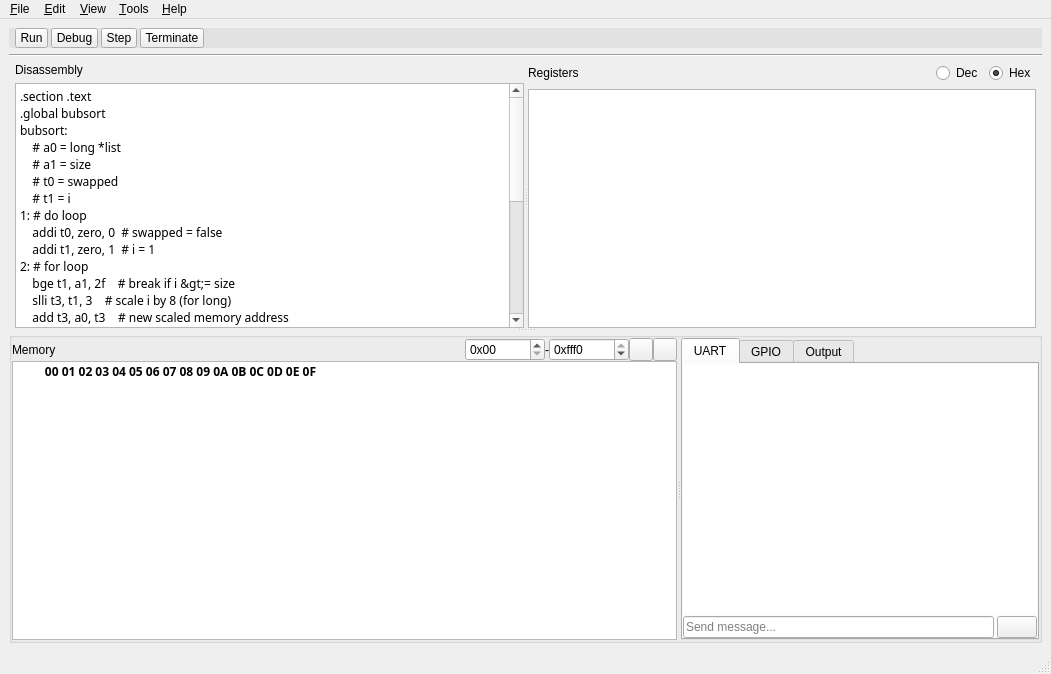
The window that src/ui/mainwindow.ui (MartinUbl/emulv) describes before a commit, drawn with Qt 5.
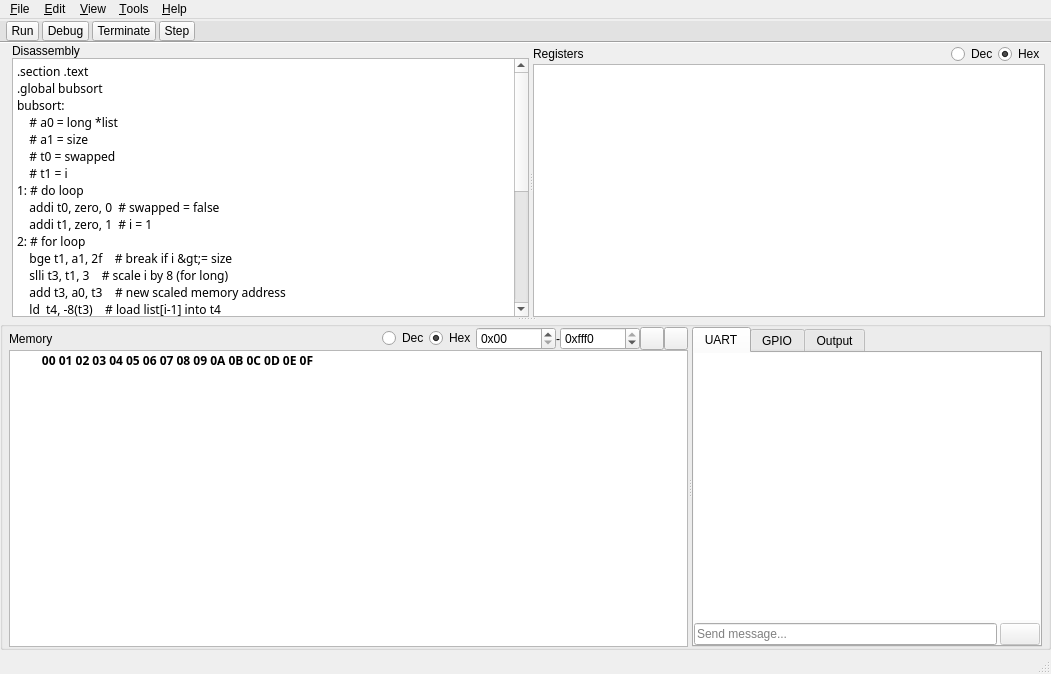
The same window after the commit. Icons and pictures are not drawn.

Commit message:
Added support for decimal format.
Registers area:
 - Area is now disabled when emulation is running.
 - Area now shows 32 registers with random values.
 - Bytes can now be viewed in decimal or hexadecimal format.

Memory area:
 - Bytes can now be viewed in decimal or hexadecimal format.

Toolbar button simulation:
 - Step button now updates memory and register values.
 - Values are no longer updated when pressing Run and Terminate buttons.

```diff
--- a/src/ui/mainwindow.ui
+++ b/src/ui/mainwindow.ui
@@ -14,7 +14,22 @@
    <string>RISC-V Emulator</string>
   </property>
   <widget class="QWidget" name="centralwidget">
-   <layout class="QVBoxLayout" name="verticalLayout_19">
+   <layout class="QVBoxLayout" name="verticalLayout_13">
+    <property name="spacing">
+     <number>0</number>
+    </property>
+    <property name="leftMargin">
+     <number>0</number>
+    </property>
+    <property name="topMargin">
+     <number>2</number>
+    </property>
+    <property name="rightMargin">
+     <number>0</number>
+    </property>
+    <property name="bottomMargin">
+     <number>2</number>
+    </property>
     <item>
      <widget class="QWidget" name="toolBar" native="true">
       <property name="styleSheet">
@@ -116,31 +131,6 @@
            </property>
           </widget>
          </item>
-         <item>
-          <widget class="QToolButton" name="btnStep">
-           <property name="toolTip">
-            <string>Step (F7)</string>
-           </property>
-           <property name="styleSheet">
-            <string notr="true"/>
-           </property>
-           <property name="text">
-            <string>Step</string>
-           </property>
-           <property name="icon">
-            <iconset theme="go-down"/>
-           </property>
-           <property name="iconSize">
-            <size>
-             <width>14</width>
-             <height>14</height>
-            </size>
-           </property>
-           <property name="shortcut">
-            <string>F7</string>
-           </property>
-          </widget>
-         </item>
          <item>
           <widget class="QToolButton" name="btnTerminate">
            <property name="toolTip">
@@ -166,6 +156,32 @@
            </property>
           </widget>
          </item>
+         <item>
+          <widget class="QToolButton" name="btnStep">
+           <property name="toolTip">
+            <string>Step (F7)</string>
+           </property>
+           <property name="styleSheet">
+            <string notr="true"/>
+           </property>
+           <property name="text">
+            <string>Step</string>
+           </property>
+           <property name="icon">
+            <iconset theme="go-down">
+             <normaloff>.</normaloff>.</iconset>
+           </property>
+           <property name="iconSize">
+            <size>
+             <width>14</width>
+             <height>14</height>
+            </size>
+           </property>
+           <property name="shortcut">
+            <string>F7</string>
+           </property>
+          </widget>
+         </item>
          <item>
           <spacer name="horizontalSpacer_3">
            <property name="orientation">
@@ -192,7 +208,7 @@
      </widget>
     </item>
     <item>
-     <widget class="QSplitter" name="splitter_4">
+     <widget class="QSplitter" name="splitterMain">
       <property name="orientation">
        <enum>Qt::Vertical</enum>
       </property>
@@ -202,26 +218,7 @@
       <property name="childrenCollapsible">
        <bool>false</bool>
       </property>
-      <widget class="QSplitter" name="splitter_2">
-       <property name="orientation">
-        <enum>Qt::Vertical</enum>
-       </property>
-       <property name="opaqueResize">
-        <bool>true</bool>
-       </property>
-       <property name="childrenCollapsible">
-        <bool>false</bool>
-       </property>
-       <widget class="QSplitter" name="splitter">
-        <property name="frameShape">
-         <enum>QFrame::Box</enum>
-        </property>
-        <property name="lineWidth">
-         <number>0</number>
-        </property>
-        <property name="midLineWidth">
-         <number>1</number>
-        </property>
+      <widget class="QSplitter" name="splitterTop">
         <property name="orientation">
          <enum>Qt::Horizontal</enum>
         </property>
@@ -231,7 +228,24 @@
         <property name="childrenCollapsible">
          <bool>false</bool>
         </property>
-        <widget class="QWidget" name="layoutWidget">
+       <widget class="QWidget" name="disassemblyWidget" native="true">
+        <layout class="QVBoxLayout" name="verticalLayout_10">
+         <property name="spacing">
+          <number>0</number>
+         </property>
+         <property name="leftMargin">
+          <number>6</number>
+         </property>
+         <property name="topMargin">
+          <number>0</number>
+         </property>
+         <property name="rightMargin">
+          <number>0</number>
+         </property>
+         <property name="bottomMargin">
+          <number>0</number>
+         </property>
+         <item>
          <layout class="QVBoxLayout" name="verticalLayout">
           <property name="leftMargin">
            <number>6</number>
@@ -288,12 +302,26 @@
            </widget>
           </item>
          </layout>
-        </widget>
-        <widget class="QWidget" name="layoutWidget">
+         </item>
+        </layout>
+       </widget>
+       <widget class="QWidget" name="registersWidget" native="true">
          <layout class="QVBoxLayout" name="verticalLayout_2">
+         <property name="spacing">
+          <number>0</number>
+         </property>
+         <property name="leftMargin">
+          <number>0</number>
+         </property>
+         <property name="topMargin">
+          <number>0</number>
+         </property>
           <property name="rightMargin">
            <number>6</number>
           </property>
+         <property name="bottomMargin">
+          <number>0</number>
+         </property>
           <item>
            <layout class="QHBoxLayout" name="horizontalLayout_3">
             <item>
@@ -339,10 +367,16 @@
            </layout>
           </item>
           <item>
-           <widget class="QListView" name="listView"/>
-          </item>
-         </layout>
-        </widget>
+          <widget class="QListView" name="listViewRegisters">
+           <property name="font">
+            <font>
+             <family>NotoSansMono Nerd Font Mono</family>
+             <bold>true</bold>
+            </font>
+           </property>
+          </widget>
+         </item>
+        </layout>
        </widget>
       </widget>
       <widget class="QGroupBox" name="groupBox">
@@ -357,13 +391,13 @@
          <number>0</number>
         </property>
         <property name="leftMargin">
-         <number>0</number>
+         <number>6</number>
         </property>
         <property name="topMargin">
          <number>0</number>
         </property>
         <property name="rightMargin">
-         <number>0</number>
+         <number>6</number>
         </property>
         <property name="bottomMargin">
          <number>0</number>
@@ -417,6 +451,23 @@
                   </property>
                  </spacer>
                 </item>
+                <item>
+                 <widget class="QRadioButton" name="rbMemoryDec">
+                  <property name="text">
+                   <string>Dec</string>
+                  </property>
+                 </widget>
+                </item>
+                <item>
+                 <widget class="QRadioButton" name="rbMemoryHex">
+                  <property name="text">
+                   <string>Hex</string>
+                  </property>
+                  <property name="checked">
+                   <bool>true</bool>
+                  </property>
+                 </widget>
+                </item>
                 <item>
                  <widget class="QSpinBox" name="spinBoxMemoryFrom">
                   <property name="sizePolicy">
@@ -526,8 +577,8 @@
                   <rect>
                    <x>0</x>
                    <y>0</y>
-                   <width>672</width>
-                   <height>264</height>
+                   <width>652</width>
+                   <height>284</height>
                   </rect>
                  </property>
                  <layout class="QVBoxLayout" name="verticalLayout_7">
@@ -596,7 +647,7 @@
                        <widget class="QPlainTextEdit" name="textEditMemory">
                         <property name="minimumSize">
                          <size>
-                          <width>480</width>
+                          <width>600</width>
                           <height>0</height>
                          </size>
                         </property>
@@ -647,6 +698,24 @@
             </item>
            </layout>
           </widget>
+          <widget class="QWidget" name="peripheralWidget" native="true">
+           <layout class="QVBoxLayout" name="verticalLayout_11">
+            <property name="spacing">
+             <number>0</number>
+            </property>
+            <property name="leftMargin">
+             <number>0</number>
+            </property>
+            <property name="topMargin">
+             <number>0</number>
+            </property>
+            <property name="rightMargin">
+             <number>0</number>
+            </property>
+            <property name="bottomMargin">
+             <number>0</number>
+            </property>
+            <item>
           <widget class="QTabWidget" name="tabWidget">
            <property name="enabled">
             <bool>true</bool>
@@ -691,6 +760,9 @@
                <property name="lineWidth">
                 <number>0</number>
                </property>
+                  <property name="lineWrapMode">
+                   <enum>QPlainTextEdit::NoWrap</enum>
+                  </property>
               </widget>
              </item>
              <item>
@@ -707,6 +779,9 @@
                </item>
                <item>
                 <widget class="QPushButton" name="btnSendMessage">
+                    <property name="enabled">
+                     <bool>false</bool>
+                    </property>
                  <property name="toolTip">
                   <string>Send</string>
                  </property>
@@ -758,6 +833,9 @@
             </layout>
            </widget>
           </widget>
+            </item>
+           </layout>
+          </widget>
          </widget>
         </item>
        </layout>
```
Left out of the diff: 32 changed lines with no effect on the pictures. Lines whose indentation alone changed are shown as unchanged. The commit also changes 2 other files.
